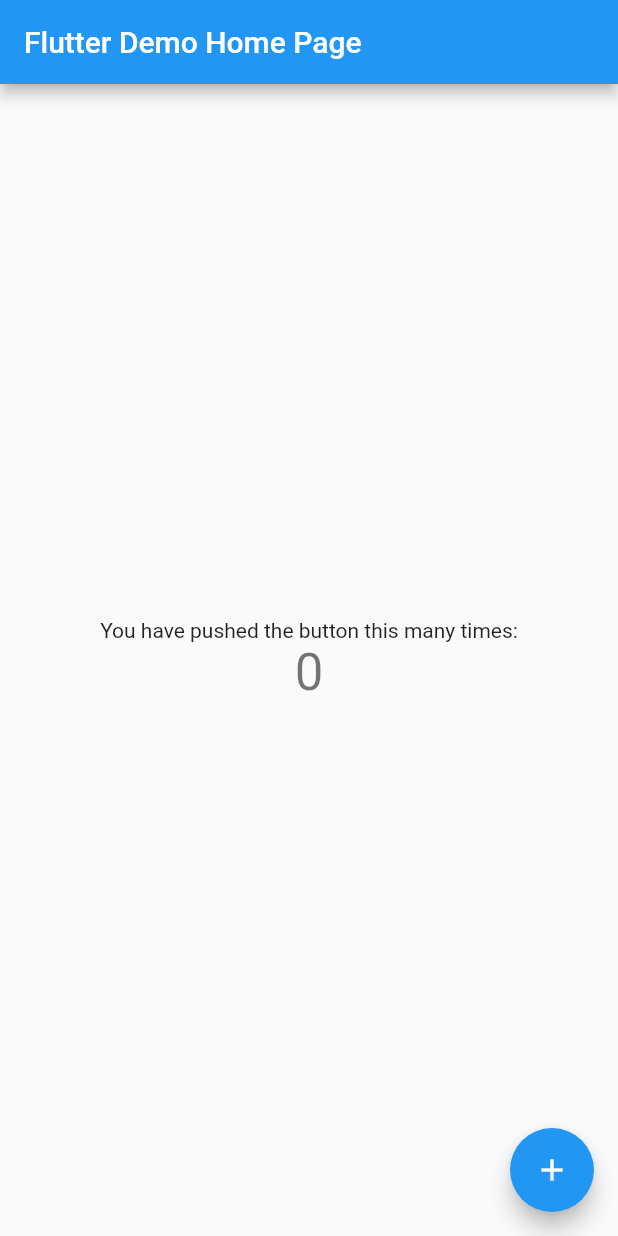
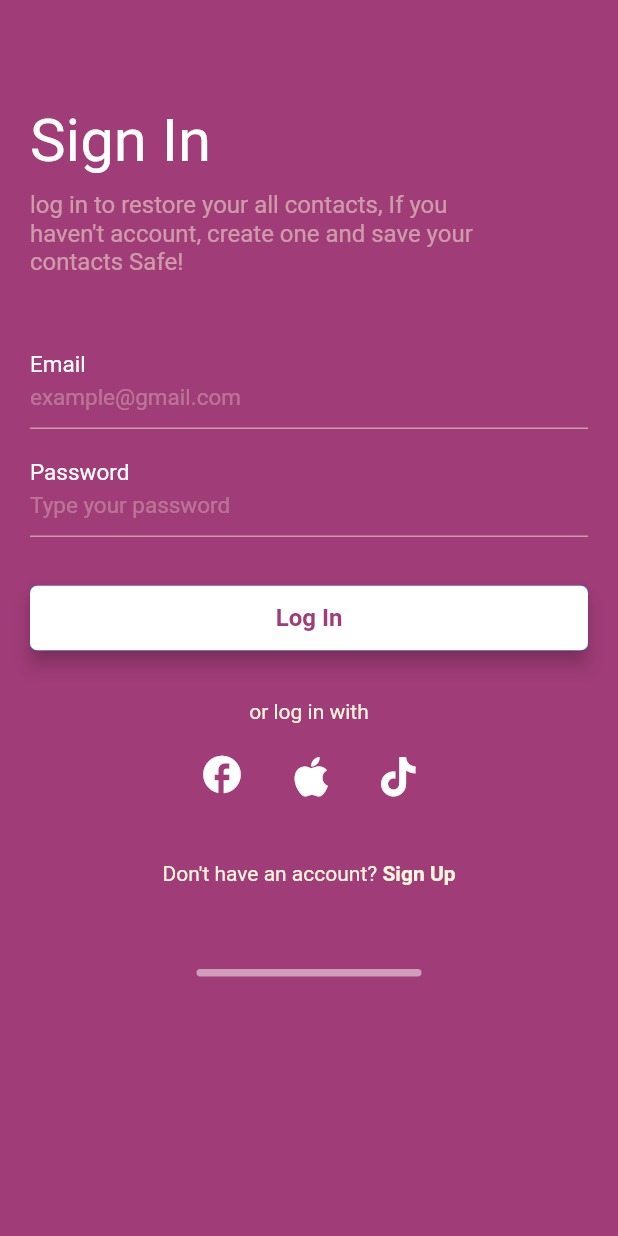
Before and after one commit to NguyenPhatBG/flutter_project_19022022, a Flutter app: the screen it shows after launch, on a phone screen of 412 x 824 dp. Run offline on Flutter 3.47's test engine with Material 2 defaults, Android fonts, the phone set to English and light mode, and no system bars.

```diff
--- a/lib/main.dart
+++ b/lib/main.dart
@@ -1,4 +1,10 @@
 import 'package:flutter/material.dart';
+import 'package:project_19022022/shared/app_colors.dart';
+
+import 'package:project_19022022/views/home/home_page.dart';
+import 'package:project_19022022/views/login/login_page.dart';
+import 'package:project_19022022/views/profile/profile_page.dart';
+import 'package:project_19022022/views/register/register_page.dart';
 
 void main() {
   runApp(const MyApp());
@@ -7,109 +13,22 @@ void main() {
 class MyApp extends StatelessWidget {
   const MyApp({Key? key}) : super(key: key);
 
-  // This widget is the root of your application.
   @override
   Widget build(BuildContext context) {
     return MaterialApp(
-      title: 'Flutter Demo',
+      title: 'Flutter 19022022',
+      debugShowCheckedModeBanner: false,
       theme: ThemeData(
-        // This is the theme of your application.
-        //
-        // Try running your application with "flutter run". You'll see the
-        // application has a blue toolbar. Then, without quitting the app, try
-        // changing the primarySwatch below to Colors.green and then invoke
-        // "hot reload" (press "r" in the console where you ran "flutter run",
-        // or simply save your changes to "hot reload" in a Flutter IDE).
-        // Notice that the counter didn't reset back to zero; the application
-        // is not restarted.
-        primarySwatch: Colors.blue,
+        fontFamily: 'Roboto',
+        primaryColor: AppColors.primary,
       ),
-      home: const MyHomePage(title: 'Flutter Demo Home Page'),
+      initialRoute: '/login',
+      routes: {
+        '/login': (context) => const LoginPage(),
+        '/register': (context) => const RegisterPage(),
+        '/home': (context) => const HomePage(),
+        '/profile': (context) => const ProfilePage(),
+      },
     );
   }
 }
-
-class MyHomePage extends StatefulWidget {
-  const MyHomePage({Key? key, required this.title}) : super(key: key);
-
-  // This widget is the home page of your application. It is stateful, meaning
-  // that it has a State object (defined below) that contains fields that affect
-  // how it looks.
-
-  // This class is the configuration for the state. It holds the values (in this
-  // case the title) provided by the parent (in this case the App widget) and
-  // used by the build method of the State. Fields in a Widget subclass are
-  // always marked "final".
-
-  final String title;
-
-  @override
-  State<MyHomePage> createState() => _MyHomePageState();
-}
-
-class _MyHomePageState extends State<MyHomePage> {
-  int _counter = 0;
-
-  void _incrementCounter() {
-    setState(() {
-      // This call to setState tells the Flutter framework that something has
-      // changed in this State, which causes it to rerun the build method below
-      // so that the display can reflect the updated values. If we changed
-      // _counter without calling setState(), then the build method would not be
-      // called again, and so nothing would appear to happen.
-      _counter++;
-    });
-  }
-
-  @override
-  Widget build(BuildContext context) {
-    // This method is rerun every time setState is called, for instance as done
-    // by the _incrementCounter method above.
-    //
-    // The Flutter framework has been optimized to make rerunning build methods
-    // fast, so that you can just rebuild anything that needs updating rather
-    // than having to individually change instances of widgets.
-    return Scaffold(
-      appBar: AppBar(
-        // Here we take the value from the MyHomePage object that was created by
-        // the App.build method, and use it to set our appbar title.
-        title: Text(widget.title),
-      ),
-      body: Center(
-        // Center is a layout widget. It takes a single child and positions it
-        // in the middle of the parent.
-        child: Column(
-          // Column is also a layout widget. It takes a list of children and
-          // arranges them vertically. By default, it sizes itself to fit its
-          // children horizontally, and tries to be as tall as its parent.
-          //
-          // Invoke "debug painting" (press "p" in the console, choose the
-          // "Toggle Debug Paint" action from the Flutter Inspector in Android
-          // Studio, or the "Toggle Debug Paint" command in Visual Studio Code)
-          // to see the wireframe for each widget.
-          //
-          // Column has various properties to control how it sizes itself and
-          // how it positions its children. Here we use mainAxisAlignment to
-          // center the children vertically; the main axis here is the vertical
-          // axis because Columns are vertical (the cross axis would be
-          // horizontal).
-          mainAxisAlignment: MainAxisAlignment.center,
-          children: <Widget>[
-            const Text(
-              'You have pushed the button this many times:',
-            ),
-            Text(
-              '$_counter',
-              style: Theme.of(context).textTheme.headline4,
-            ),
-          ],
-        ),
-      ),
-      floatingActionButton: FloatingActionButton(
-        onPressed: _incrementCounter,
-        tooltip: 'Increment',
-        child: const Icon(Icons.add),
-      ), // This trailing comma makes auto-formatting nicer for build methods.
-    );
-  }
-}
--- /dev/null
+++ b/lib/shared/app_colors.dart
@@ -0,0 +1,9 @@
+import 'package:flutter/material.dart';
+
+class AppColors {
+  AppColors._();
+  // https://colorhunt.co/
+
+  static const primary = Color(0xFFA03C78);
+  static const secondary = Color(0xFFFEF7DC);
+}
--- /dev/null
+++ b/lib/shared/app_constants.dart
@@ -0,0 +1,3 @@
+class AppConstants {
+  AppConstants._();
+}
--- /dev/null
+++ b/lib/views/login/login_page.dart
@@ -0,0 +1,285 @@
+import 'package:flutter/gestures.dart';
+import 'package:flutter/material.dart';
+import 'package:flutter/services.dart';
+import 'package:project_19022022/shared/app_colors.dart';
+import 'package:project_19022022/views/home/home_page.dart';
+
+enum LoginType { email, facebook, apple, tiktok }
+
+class LoginPage extends StatefulWidget {
+  const LoginPage({Key? key}) : super(key: key);
+
+  @override
+  _LoginPageState createState() => _LoginPageState();
+}
+
+class _LoginPageState extends State<LoginPage> {
+  final _loginFormKey = GlobalKey<FormState>();
+
+  void _requestCloseKeyboard() {
+    FocusScope.of(context).requestFocus(FocusNode());
+  }
+
+  void _requestToRegister() {
+    Navigator.pushNamed(context, '/register');
+  }
+
+  void _requestLogin(LoginType key) {
+    if (key == LoginType.email) {
+      _loginFormKey.currentState!.save();
+      Navigator.pushReplacement(
+        context,
+        MaterialPageRoute(
+          builder: (BuildContext context) => const HomePage(),
+        ),
+      );
+    } else if (key == LoginType.facebook) {
+    } else if (key == LoginType.apple) {
+    } else if (key == LoginType.tiktok) {}
+  }
+
+  @override
+  Widget build(BuildContext context) {
+    return Scaffold(
+      backgroundColor: AppColors.primary,
+      extendBodyBehindAppBar: true,
+      appBar: AppBar(
+        backgroundColor: Colors.transparent,
+        elevation: 0,
+      ),
+      body: Stack(
+        alignment: Alignment.center,
+        children: [
+          GestureDetector(
+            behavior: HitTestBehavior.opaque,
+            onTap: _requestCloseKeyboard,
+            child: SingleChildScrollView(
+              child: Padding(
+                padding: const EdgeInsets.symmetric(
+                  horizontal: 20,
+                  vertical: 70,
+                ),
+                child: Column(
+                  mainAxisAlignment: MainAxisAlignment.start,
+                  crossAxisAlignment: CrossAxisAlignment.start,
+                  children: [
+                    Text(
+                      'Sign In',
+                      style: Theme.of(context)
+                          .textTheme
+                          .headlineLarge!
+                          .copyWith(color: Colors.white),
+                    ),
+                    const SizedBox(height: 10),
+                    Text(
+                      'log in to restore your all contacts, If you\nhaven\'t account, create one and save your\ncontacts Safe!',
+                      style: Theme.of(context).textTheme.subtitle1!.copyWith(
+                            color: AppColors.secondary.withOpacity(0.5),
+                          ),
+                    ),
+                    const SizedBox(height: 40),
+                    Form(
+                      key: _loginFormKey,
+                      autovalidateMode: AutovalidateMode.onUserInteraction,
+                      child: Column(
+                        children: [
+                          TextFormField(
+                            decoration: InputDecoration(
+                              labelText: 'Email',
+                              labelStyle: Theme.of(context)
+                                  .textTheme
+                                  .titleMedium!
+                                  .copyWith(
+                                    color: Colors.white,
+                                    fontSize: 20,
+                                  ),
+                              floatingLabelBehavior:
+                                  FloatingLabelBehavior.always,
+                              floatingLabelStyle: const TextStyle(
+                                color: Colors.white,
+                                fontSize: 20,
+                              ),
+                              hintText: 'example@gmail.com',
+                              hintStyle: TextStyle(
+                                color: AppColors.secondary.withOpacity(0.3),
+                                fontSize: 15,
+                              ),
+                              enabledBorder: UnderlineInputBorder(
+                                borderSide: BorderSide(color: AppColors.secondary.withOpacity(0.5)),
+                              ),
+                              focusedBorder: const UnderlineInputBorder(
+                                borderSide: BorderSide(color: AppColors.secondary),
+                              ),
+                              border: const UnderlineInputBorder(
+                                borderSide: BorderSide(color: AppColors.secondary),
+                              ),
+                            ),
+                            keyboardType: TextInputType.emailAddress,
+                            textInputAction: TextInputAction.next,
+                            onEditingComplete: () =>
+                                FocusScope.of(context).nextFocus(),
+                            style: const TextStyle(color: Colors.white),
+                          ),
+                          const SizedBox(height: 10),
+                          TextFormField(
+                            decoration: InputDecoration(
+                              labelText: 'Password',
+                              labelStyle: Theme.of(context)
+                                  .textTheme
+                                  .titleMedium!
+                                  .copyWith(
+                                    color: Colors.white,
+                                    fontSize: 20,
+                                  ),
+                              floatingLabelBehavior:
+                                  FloatingLabelBehavior.always,
+                              floatingLabelStyle: const TextStyle(
+                                color: Colors.white,
+                                fontSize: 20,
+                              ),
+                              hintText: 'Type your password',
+                              hintStyle: TextStyle(
+                                color: AppColors.secondary.withOpacity(0.3),
+                                fontSize: 15,
+                              ),
+                              enabledBorder: UnderlineInputBorder(
+                                borderSide: BorderSide(color: AppColors.secondary.withOpacity(0.5)),
+                              ),
+                              focusedBorder: const UnderlineInputBorder(
+                                borderSide: BorderSide(color: AppColors.secondary),
+                              ),
+                              border: const UnderlineInputBorder(
+                                borderSide: BorderSide(color: AppColors.secondary),
+                              ),
+                            ),
+                            keyboardType: TextInputType.text,
+                            textInputAction: TextInputAction.done,
+                            onEditingComplete: () =>
+                                FocusScope.of(context).unfocus(),
+                            style: const TextStyle(color: Colors.white),
+                            inputFormatters: [
+                              FilteringTextInputFormatter.deny(RegExp(r'[ ]')),
+                              FilteringTextInputFormatter.allow(
+                                RegExp("[0-9a-zA-Z]"),
+                              )
+                            ],
+                          ),
+                          const SizedBox(height: 30),
+                          ElevatedButton(
+                            onPressed: () => _requestLogin(LoginType.email),
+                            style: ElevatedButton.styleFrom(
+                              minimumSize: Size.zero,
+                              padding: EdgeInsets.zero,
+                              elevation: 5,
+                            ),
+                            child: Container(
+                              width: double.infinity,
+                              decoration: const BoxDecoration(
+                                color: Colors.white,
+                                borderRadius: BorderRadius.all(
+                                  Radius.circular(5),
+                                ),
+                              ),
+                              child: const Padding(
+                                padding: EdgeInsets.all(12),
+                                child: Text(
+                                  'Log In',
+                                  textAlign: TextAlign.center,
+                                  style: TextStyle(
+                                    color: AppColors.primary,
+                                    fontSize: 16,
+                                    fontWeight: FontWeight.bold,
+                                  ),
+                                ),
+                              ),
+                            ),
+                          ),
+                          const SizedBox(height: 30),
+                          const Text(
+                            'or log in with',
+                            style: TextStyle(color: AppColors.secondary),
+                          ),
+                          const SizedBox(height: 10),
+                          Row(
+                            mainAxisAlignment: MainAxisAlignment.center,
+                            crossAxisAlignment: CrossAxisAlignment.center,
+                            children: [
+                              IconButton(
+                                onPressed: () =>
+                                    _requestLogin(LoginType.facebook),
+                                icon: const Icon(
+                                  Icons.facebook_rounded,
+                                  color: Colors.white,
+                                  size: 30,
+                                ),
+                              ),
+                              const SizedBox(width: 10),
+                              IconButton(
+                                onPressed: () => _requestLogin(LoginType.apple),
+                                icon: const Icon(
+                                  Icons.apple_rounded,
+                                  color: Colors.white,
+                                  size: 35,
+                                ),
+                              ),
+                              const SizedBox(width: 10),
+                              IconButton(
+                                onPressed: () =>
+                                    _requestLogin(LoginType.tiktok),
+                                icon: const Icon(
+                                  Icons.tiktok_rounded,
+                                  color: Colors.white,
+                                  size: 35,
+                                ),
+                              ),
+                            ],
+                          ),
+                          const SizedBox(height: 30),
+                          RichText(
+                            textAlign: TextAlign.center,
+                            text: TextSpan(
+                              text: 'Don\'t have an account?',
+                              style:
+                                  const TextStyle(color: AppColors.secondary),
+                              children: [
+                                TextSpan(
+                                  text: ' Sign Up',
+                                  style: const TextStyle(
+                                    fontWeight: FontWeight.bold,
+                                    height: 1.5,
+                                  ),
+                                  recognizer: TapGestureRecognizer()
+                                    ..onTap = () => _requestToRegister(),
+                                ),
+                              ],
+                            ),
+                          ),
+                        ],
+                      ),
+                    )
+                  ],
+                ),
+              ),
+            ),
+          ),
+          Visibility(
+            visible: MediaQuery.of(context).viewInsets.bottom == 0,
+            child: Positioned(
+              bottom: 10,
+              child: Container(
+                height: 5,
+                width: 150,
+                decoration: BoxDecoration(
+                  color: Colors.white.withOpacity(0.5),
+                  borderRadius: const BorderRadius.all(
+                    Radius.circular(10),
+                  ),
+                ),
+              ),
+            ),
+          )
+        ],
+      ),
+    );
+  }
+}
```
Also changed, not shown: lib/views/home/home_page.dart (added, +19 -0 lines), lib/views/profile/profile_page.dart (added, +10 -0 lines), lib/views/register/register_page.dart (added, +265 -0 lines), pubspec.yaml (+8 -15 lines), assets/fonts/Roboto-Black.ttf (added), assets/fonts/Roboto-Bold.ttf (added), assets/fonts/Roboto-Regular.ttf (added), pubspec.lock, 6 other files.
